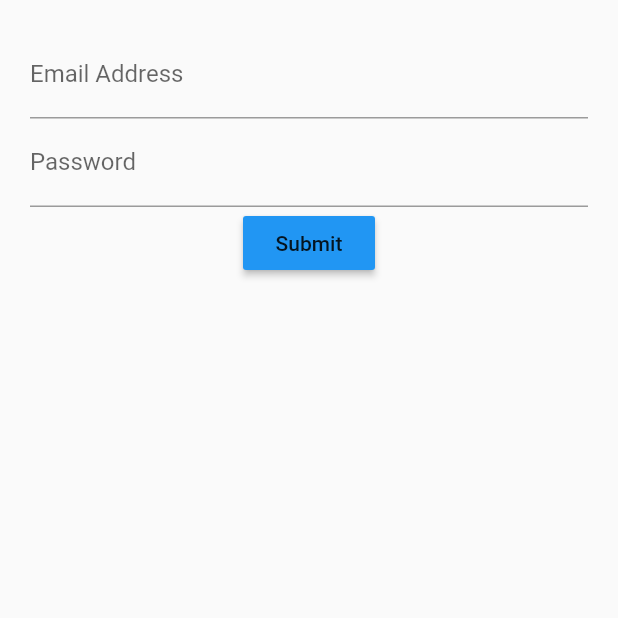
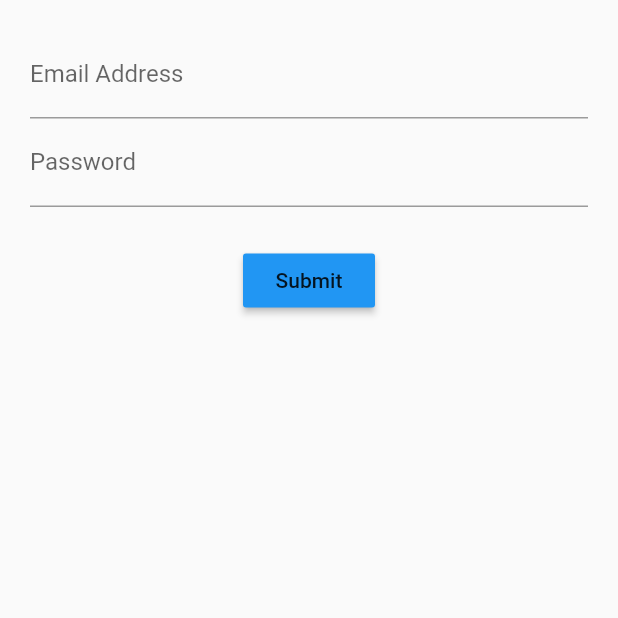
Before and after one commit to crhwebdev-courses/flutter-login-stateful, a Flutter app: the screen it shows after launch, on a phone screen of 412 x 824 dp, the top half of it. Run offline on Flutter 3.47's test engine with Material 2 defaults, Android fonts, the phone set to English and light mode, and no system bars.

Commit message:
Add some margin between LoginScreen password text field and submit button

```diff
--- a/lib/src/screens/login_screen.dart
+++ b/lib/src/screens/login_screen.dart
@@ -15,6 +15,7 @@ class LoginScreenState extends State<LoginScreen> {
           children: [
             emailField(),
             passwordField(),
+            Container(margin: EdgeInsets.only(top: 25.0)),
             submitButton(),
           ],
         ),
```
